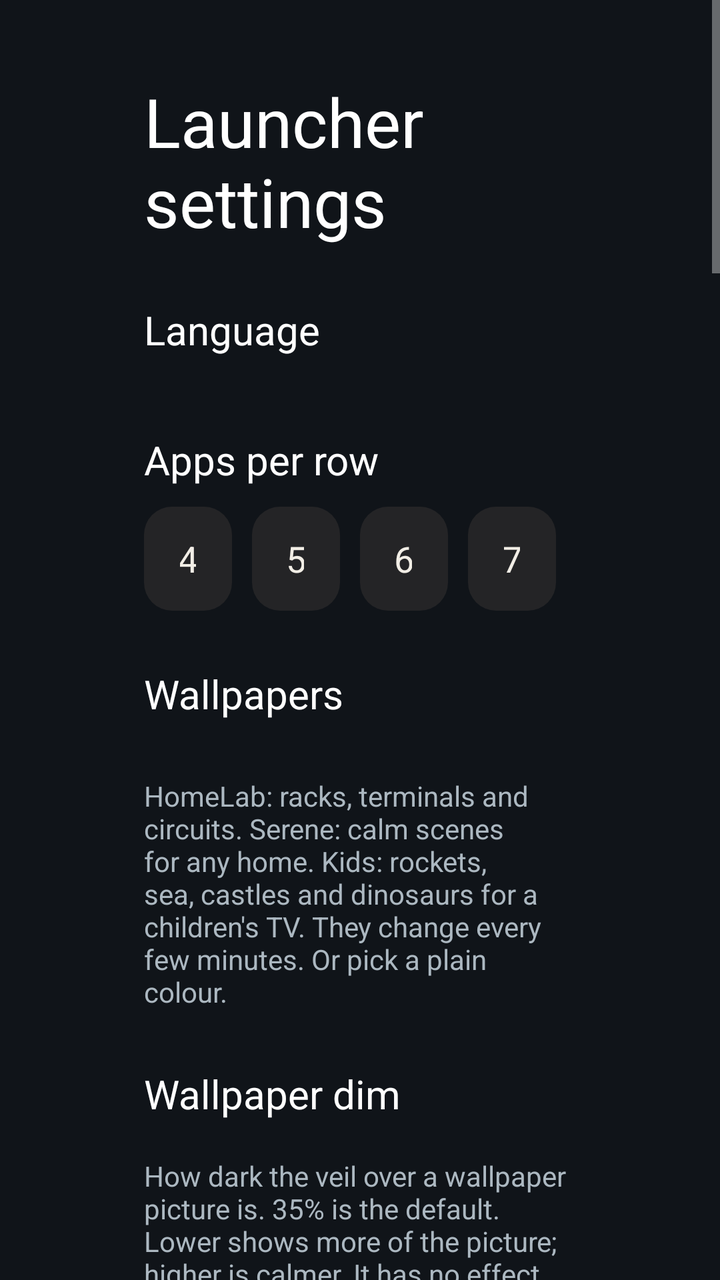
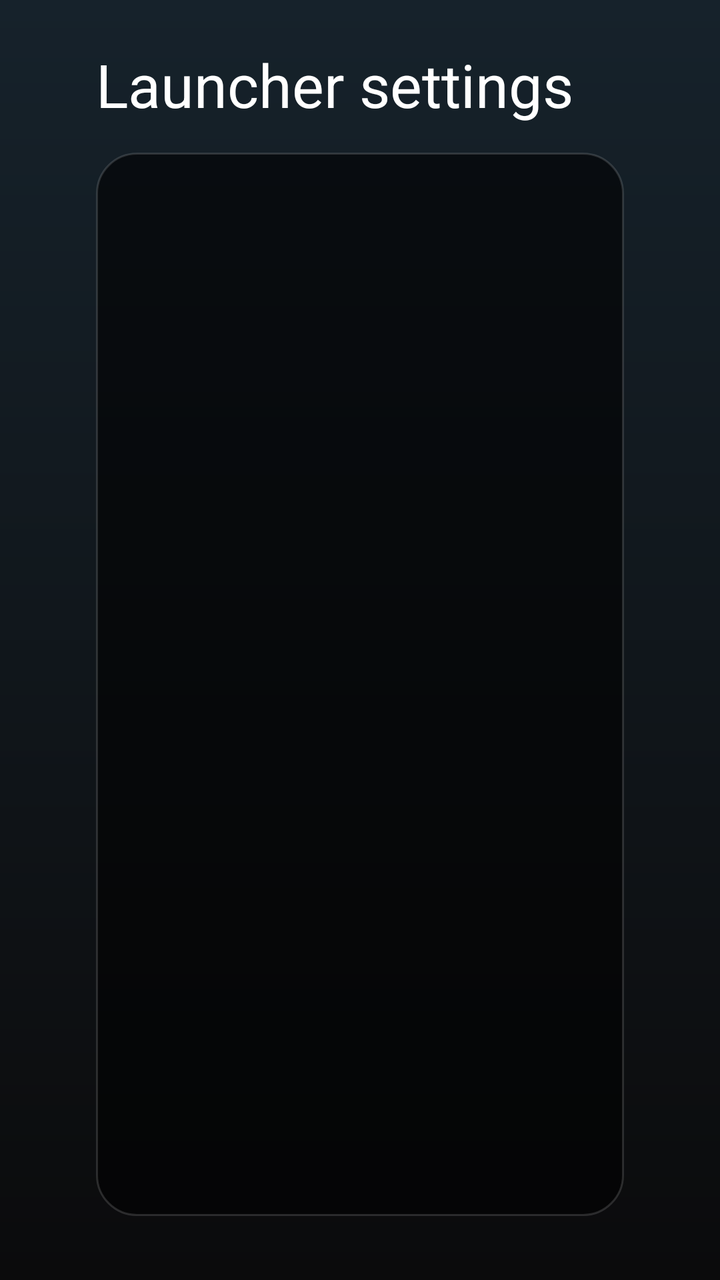

Two renders of the same Android screen: before a commit and after it. Below are the layout's source before the change and the commit's diff.
<!-- AndroidManifest.xml: application theme Theme.TvHome -->
<!-- res/layout/activity_launcher_settings.xml -->
<?xml version="1.0" encoding="utf-8"?>
<ScrollView xmlns:android="http://schemas.android.com/apk/res/android"
    android:layout_width="match_parent"
    android:layout_height="match_parent"
    android:background="#FF101419"
    android:fillViewport="true">

    <LinearLayout
        android:layout_width="match_parent"
        android:layout_height="wrap_content"
        android:orientation="vertical"
        android:paddingStart="72dp"
        android:paddingEnd="72dp"
        android:paddingTop="38dp"
        android:paddingBottom="38dp">

        <TextView
            android:layout_width="match_parent"
            android:layout_height="wrap_content"
            android:text="@string/launcher_settings"
            android:textColor="#FFFFFFFF"
            android:textSize="34sp" />

        <TextView style="@style/SettingsHeading" android:text="@string/language_label" />

        <LinearLayout android:id="@+id/languageRow" style="@style/SettingsChoiceRow" />

        <TextView style="@style/SettingsHeading" android:text="@string/columns_label" />

        <LinearLayout style="@style/SettingsChoiceRow">

            <TextView android:id="@+id/columns4" style="@style/SettingsColumnChoice" android:text="4" />
            <TextView android:id="@+id/columns5" style="@style/SettingsColumnChoice" android:text="5" />
            <TextView android:id="@+id/columns6" style="@style/SettingsColumnChoice" android:text="6" />
            <TextView android:id="@+id/columns7" style="@style/SettingsColumnChoice" android:text="7" />
        </LinearLayout>

        <TextView style="@style/SettingsHeading" android:text="@string/wallpapers_label" />

        <LinearLayout android:id="@+id/wallpaperRow" style="@style/SettingsChoiceRow" />

        <LinearLayout android:id="@+id/colourRow" style="@style/SettingsChoiceRow" />

        <TextView style="@style/SettingsHint" android:text="@string/wallpapers_hint" />

        <TextView style="@style/SettingsHeading" android:text="@string/wallpaper_dim_label" />

        <LinearLayout android:id="@+id/wallpaperDimRow" style="@style/SettingsChoiceRow" />

        <TextView style="@style/SettingsHint" android:text="@string/wallpaper_dim_hint" />

        <TextView style="@style/SettingsHeading" android:text="@string/cards_label" />

        <LinearLayout android:id="@+id/cardsRow" style="@style/SettingsChoiceRow" />

        <TextView style="@style/SettingsHint" android:text="@string/cards_hint" />

        <TextView style="@style/SettingsHeading" android:text="@string/text_size_label" />

        <LinearLayout android:id="@+id/textSizeRow" style="@style/SettingsChoiceRow" />

        <TextView style="@style/SettingsHint" android:text="@string/text_size_hint" />

        <TextView style="@style/SettingsHeading" android:text="@string/dock_position_label" />

        <LinearLayout android:id="@+id/dockPositionRow" style="@style/SettingsChoiceRow" />

        <TextView style="@style/SettingsHint" android:text="@string/dock_position_hint" />

        <TextView style="@style/SettingsHeading" android:text="@string/dock_style_label" />

        <LinearLayout android:id="@+id/dockStyleRow" style="@style/SettingsChoiceRow" />

        <TextView style="@style/SettingsHint" android:text="@string/dock_style_hint" />

        <TextView style="@style/SettingsHeading" android:text="@string/tile_corners_label" />

        <LinearLayout android:id="@+id/tileCornersRow" style="@style/SettingsChoiceRow" />

        <TextView style="@style/SettingsHint" android:text="@string/tile_corners_hint" />

        <TextView style="@style/SettingsHeading" android:text="@string/clock_style_label" />

        <LinearLayout android:id="@+id/clockStyleRow" style="@style/SettingsChoiceRow" />

        <TextView style="@style/SettingsHint" android:text="@string/clock_style_hint" />

        <TextView style="@style/SettingsHeading" android:text="@string/digits_label" />

        <LinearLayout android:id="@+id/digitsRow" style="@style/SettingsChoiceRow" />

        <TextView style="@style/SettingsHint" android:text="@string/digits_hint" />

        <TextView style="@style/SettingsHeading" android:text="@string/prayer_method_label" />

        <TextView
            android:id="@+id/prayerMethodChoice"
            style="@style/SettingsRow"
            android:layout_marginTop="12dp" />

        <LinearLayout android:id="@+id/asrRow" style="@style/SettingsChoiceRow" />

        <TextView style="@style/SettingsHint" android:text="@string/prayer_method_hint" />

        <TextView style="@style/SettingsHeading" android:text="@string/prayer_alert_label" />

        <LinearLayout android:id="@+id/prayerAlertRow" style="@style/SettingsChoiceRow" />

        <TextView style="@style/SettingsHint" android:text="@string/prayer_alert_hint" />

        <TextView style="@style/SettingsHeading" android:text="@string/hijri_shift_label" />

        <LinearLayout android:id="@+id/hijriShiftRow" style="@style/SettingsChoiceRow" />

        <TextView style="@style/SettingsHint" android:text="@string/hijri_shift_hint" />

        <TextView
            android:id="@+id/clubsChoice"
            style="@style/SettingsRow"
            android:layout_marginTop="12dp" />

        <TextView
            android:id="@+id/hiddenAppsChoice"
            style="@style/SettingsRow"
            android:layout_marginTop="12dp" />

        <TextView style="@style/SettingsHeading" android:text="@string/motion_label" />

        <LinearLayout android:id="@+id/motionRow" style="@style/SettingsChoiceRow" />

        <TextView style="@style/SettingsHint" android:text="@string/motion_hint" />

        <TextView
            android:id="@+id/followThemeChoice"
            style="@style/SettingsRow"
            android:layout_marginTop="28dp"
            android:text="@string/follow_theme" />

        <TextView style="@style/SettingsHint" android:text="@string/follow_theme_hint" />

        <TextView
            android:id="@+id/defaultHomeChoice"
            style="@style/SettingsRow"
            android:layout_marginTop="28dp"
            android:text="@string/home_settings" />

        <TextView style="@style/SettingsHint" android:text="@string/home_settings_help" />

        <TextView
            android:id="@+id/tvSettingsChoice"
            style="@style/SettingsRow"
            android:layout_marginTop="18dp"
            android:text="@string/tv_settings" />
    </LinearLayout>
</ScrollView>
<!-- resources referenced by this layout -->
<resources>
  <string name="cards_hint">Turn each card on or off. Green means it shows.</string>
  <string name="cards_label">Cards on the home screen</string>
  <string name="clock_style_hint">Glass puts the time on a small glass capsule.</string>
  <string name="clock_style_label">Clock style</string>
  <string name="columns_label">Apps per row</string>
  <string name="digits_hint">The numbers on the home screen and the screensaver: the clock, the dates, prayer times, scores and temperatures. On the English screen the clock is drawn in Outfit, which has no Arabic-Indic digits, so the font of the TV supplies them.</string>
  <string name="digits_label">Digits</string>
  <string name="dock_position_hint">Where your favourite apps are: in a row at the bottom, or in a column at the side with the other apps beside it: on the right on the English screen and on the left on the Arabic one. The column fits about four or five apps and scrolls for more; the cards above get one place fewer.</string>
  <string name="dock_position_label">Dock position</string>
  <string name="dock_style_hint">The plate behind your favourite apps. Band is the flat look of 2.9; floating glass is lighter and takes the colour of the focused app.</string>
  <string name="dock_style_label">Dock style</string>
  <string name="follow_theme">Follow theme (reset on-TV choices)</string>
  <string name="follow_theme_hint">Uses the current theme or built-in layout and motion settings. Pushing or resetting a theme also clears your on-TV choices.</string>
  <string name="hijri_shift_hint">Days added to the Hijri date, for a country that follows moon sighting. It also moves the start of Ramadan. Shown on the home screen and the screensaver.</string>
  <string name="hijri_shift_label">Hijri date</string>
  <string name="home_settings">Choose default home</string>
  <string name="home_settings_help">Select your original home to stop using CleanYourTV as Home, or CleanYourTV to switch back. The original launcher must be enabled and your TV must provide a home picker; use the restore script first if it was disabled.</string>
  <string name="language_label">Language</string>
  <string name="motion_hint">Calm: soft fades. Lively: tiles lift and icons zoom, which uses more memory. Off: no animation, best on slow TVs.</string>
  <string name="motion_label">Motion</string>
  <string name="prayer_alert_hint">For a few minutes after a prayer time, the prayer card says it is time for that prayer. No sound.</string>
  <string name="prayer_alert_label">Prayer alert</string>
  <string name="prayer_method_hint">Computed on the TV by the method you pick. A method gives that method\'s times, which can differ by a few minutes from a printed calendar; prayer_adjust in config.json shifts each time by minutes.</string>
  <string name="prayer_method_label">Prayer times</string>
  <string name="text_size_hint">The cards on the home screen: small shows 5, medium 4, large 3. When there are more, the last place shows the rest in turn.</string>
  <string name="text_size_label">Text size</string>
  <string name="tile_corners_hint">How round the app tiles, the highlight and the dock plate are.</string>
  <string name="tile_corners_label">Tile corners</string>
  <string name="tv_settings">TV system settings</string>
  <string name="wallpaper_dim_hint">How dark the veil over a wallpaper picture is. 35% is the default. Lower shows more of the picture; higher is calmer. It has no effect with a plain colour.</string>
  <string name="wallpaper_dim_label">Wallpaper dim</string>
  <string name="wallpapers_hint">HomeLab: racks, terminals and circuits. Serene: calm scenes for any home. Kids: rockets, sea, castles and dinosaurs for a children\'s TV. They change every few minutes. Or pick a plain colour.</string>
  <string name="wallpapers_label">Wallpapers</string>
  <style name="SettingsChoiceRow">
          <item name="android:layout_width">match_parent</item>
          <item name="android:layout_height">wrap_content</item>
          <item name="android:layout_marginTop">10dp</item>
          <item name="android:orientation">horizontal</item>
      </style>
  <style name="SettingsColumnChoice" parent="SettingsRow">
          <item name="android:layout_width">0dp</item>
          <item name="android:layout_weight">1</item>
          <item name="android:layout_marginEnd">10dp</item>
          <item name="android:gravity">center</item>
      </style>
  <style name="SettingsHeading">
          <item name="android:layout_width">match_parent</item>
          <item name="android:layout_height">wrap_content</item>
          <item name="android:layout_marginTop">28dp</item>
          <item name="android:textColor">#FFFFFFFF</item>
          <item name="android:textSize">20sp</item>
      </style>
  <style name="SettingsHint">
          <item name="android:layout_width">match_parent</item>
          <item name="android:layout_height">wrap_content</item>
          <item name="android:layout_marginTop">8dp</item>
          <item name="android:textColor">#FFACB8C1</item>
          <item name="android:textSize">14sp</item>
      </style>
  <style name="SettingsRow">
          <item name="android:layout_width">match_parent</item>
          <item name="android:layout_height">52dp</item>
          <item name="android:gravity">center_vertical</item>
          <item name="android:paddingStart">18dp</item>
          <item name="android:paddingEnd">18dp</item>
          <item name="android:background">@drawable/settings_choice_bg</item>
          <item name="android:textColor">@color/theme_sand</item>
          <item name="android:textSize">18sp</item>
          <item name="android:focusable">true</item>
          <item name="android:clickable">true</item>
      </style>
  <!-- drawable settings_choice_bg (drawable) -->
  <?xml version="1.0" encoding="utf-8"?>
  <selector xmlns:android="http://schemas.android.com/apk/res/android">
      <item android:state_focused="true">
          <shape android:shape="rectangle">
              <solid android:color="#40F2EEE6" />
              <corners android:radius="14dp" />
              <stroke android:width="2dp" android:color="@color/theme_focus" />
          </shape>
      </item>
      <item android:state_selected="true">
          <shape android:shape="rectangle">
              <solid android:color="#3357D294" />
              <corners android:radius="14dp" />
              <stroke android:width="1dp" android:color="@color/theme_green" />
          </shape>
      </item>
      <item>
          <shape android:shape="rectangle">
              <solid android:color="@color/theme_surface_200" />
              <corners android:radius="14dp" />
          </shape>
      </item>
  </selector>
  <color name="theme_sand">#FFF2EEE6</color>
  <color name="theme_focus">#FFF2EEE6</color>
  <color name="theme_green">#FF57D294</color>
  <color name="theme_surface_200">#FF242426</color>
  <!-- unchanged entries left out for length: 3 -->
</resources>

<!-- the commit's change to res/layout/activity_launcher_settings.xml (unified diff, before → after) -->
@@ -1,155 +1,92 @@
 <?xml version="1.0" encoding="utf-8"?>
-<ScrollView xmlns:android="http://schemas.android.com/apk/res/android"
+<FrameLayout xmlns:android="http://schemas.android.com/apk/res/android"
+    android:id="@+id/settingsRoot"
     android:layout_width="match_parent"
     android:layout_height="match_parent"
-    android:background="#FF101419"
-    android:fillViewport="true">
+    android:background="@drawable/settings_bg"
+    android:clipChildren="false">
 
     <LinearLayout
         android:layout_width="match_parent"
-        android:layout_height="wrap_content"
+        android:layout_height="match_parent"
+        android:clipChildren="false"
         android:orientation="vertical"
-        android:paddingStart="72dp"
-        android:paddingEnd="72dp"
-        android:paddingTop="38dp"
-        android:paddingBottom="38dp">
+        android:paddingStart="48dp"
+        android:paddingEnd="48dp"
+        android:paddingTop="22dp"
+        android:paddingBottom="20dp">
 
-        <TextView
+        <LinearLayout
+            android:id="@+id/headerRow"
             android:layout_width="match_parent"
             android:layout_height="wrap_content"
-            android:text="@string/launcher_settings"
-            android:textColor="#FFFFFFFF"
-            android:textSize="34sp" />
+            android:gravity="center_vertical"
+            android:orientation="horizontal">
 
-        <TextView style="@style/SettingsHeading" android:text="@string/language_label" />
+            <TextView
+                android:id="@+id/settingsTitle"
+                android:layout_width="0dp"
+                android:layout_height="wrap_content"
+                android:layout_weight="1"
+                android:ellipsize="end"
+                android:maxLines="1"
+                android:text="@string/launcher_settings"
+                android:textColor="#FFFFFFFF"
+                android:textSize="30sp" />
 
-        <LinearLayout android:id="@+id/languageRow" style="@style/SettingsChoiceRow" />
-
-        <TextView style="@style/SettingsHeading" android:text="@string/columns_label" />
-
-        <LinearLayout style="@style/SettingsChoiceRow">
-
-            <TextView android:id="@+id/columns4" style="@style/SettingsColumnChoice" android:text="4" />
-            <TextView android:id="@+id/columns5" style="@style/SettingsColumnChoice" android:text="5" />
-            <TextView android:id="@+id/columns6" style="@style/SettingsColumnChoice" android:text="6" />
-            <TextView android:id="@+id/columns7" style="@style/SettingsColumnChoice" android:text="7" />
+            <LinearLayout
+                android:id="@+id/tabStrip"
+                android:layout_width="wrap_content"
+                android:layout_height="wrap_content"
+                android:orientation="horizontal" />
         </LinearLayout>
 
-        <TextView style="@style/SettingsHeading" android:text="@string/wallpapers_label" />
+        <LinearLayout
+            android:layout_width="match_parent"
+            android:layout_height="0dp"
+            android:layout_marginTop="14dp"
+            android:layout_weight="1"
+            android:background="@drawable/settings_card_bg"
+            android:orientation="vertical"
+            android:padding="18dp">
 
-        <LinearLayout android:id="@+id/wallpaperRow" style="@style/SettingsChoiceRow" />
+            <ScrollView
+                android:id="@+id/sectionScroll"
+                android:layout_width="match_parent"
+                android:layout_height="0dp"
+                android:layout_weight="1"
+                android:clipToPadding="false"
+                android:fadingEdgeLength="28dp"
+                android:paddingStart="8dp"
+                android:paddingTop="4dp"
+                android:paddingEnd="8dp"
+                android:paddingBottom="4dp"
+                android:requiresFadingEdge="vertical"
+                android:scrollbars="none">
 
-        <LinearLayout android:id="@+id/colourRow" style="@style/SettingsChoiceRow" />
+                <FrameLayout
+                    android:id="@+id/sectionHost"
+                    android:layout_width="match_parent"
+                    android:layout_height="wrap_content" />
+            </ScrollView>
 
-        <TextView style="@style/SettingsHint" android:text="@string/wallpapers_hint" />
+            <TextView
+                android:id="@+id/explainLine"
+                android:layout_width="match_parent"
+                android:layout_height="58dp"
+                android:layout_marginTop="8dp"
+                android:ellipsize="end"
+                android:maxLines="3"
+                android:textColor="#FFC9D3DA"
+                android:textSize="14sp" />
+        </LinearLayout>
 
-        <TextView style="@style/SettingsHeading" android:text="@string/wallpaper_dim_label" />
-
-        <LinearLayout android:id="@+id/wallpaperDimRow" style="@style/SettingsChoiceRow" />
-
-        <TextView style="@style/SettingsHint" android:text="@string/wallpaper_dim_hint" />
-
-        <TextView style="@style/SettingsHeading" android:text="@string/cards_label" />
-
-        <LinearLayout android:id="@+id/cardsRow" style="@style/SettingsChoiceRow" />
-
-        <TextView style="@style/SettingsHint" android:text="@string/cards_hint" />
-
-        <TextView style="@style/SettingsHeading" android:text="@string/text_size_label" />
-
-        <LinearLayout android:id="@+id/textSizeRow" style="@style/SettingsChoiceRow" />
-
-        <TextView style="@style/SettingsHint" android:text="@string/text_size_hint" />
-
-        <TextView style="@style/SettingsHeading" android:text="@string/dock_position_label" />
-
-        <LinearLayout android:id="@+id/dockPositionRow" style="@style/SettingsChoiceRow" />
-
-        <TextView style="@style/SettingsHint" android:text="@string/dock_position_hint" />
-
-        <TextView style="@style/SettingsHeading" android:text="@string/dock_style_label" />
-
-        <LinearLayout android:id="@+id/dockStyleRow" style="@style/SettingsChoiceRow" />
-
-        <TextView style="@style/SettingsHint" android:text="@string/dock_style_hint" />
-
-        <TextView style="@style/SettingsHeading" android:text="@string/tile_corners_label" />
-
-        <LinearLayout android:id="@+id/tileCornersRow" style="@style/SettingsChoiceRow" />
-
-        <TextView style="@style/SettingsHint" android:text="@string/tile_corners_hint" />
-
-        <TextView style="@style/SettingsHeading" android:text="@string/clock_style_label" />
-
-        <LinearLayout android:id="@+id/clockStyleRow" style="@style/SettingsChoiceRow" />
-
-        <TextView style="@style/SettingsHint" android:text="@string/clock_style_hint" />
-
-        <TextView style="@style/SettingsHeading" android:text="@string/digits_label" />
-
-        <LinearLayout android:id="@+id/digitsRow" style="@style/SettingsChoiceRow" />
-
-        <TextView style="@style/SettingsHint" android:text="@string/digits_hint" />
-
-        <TextView style="@style/SettingsHeading" android:text="@string/prayer_method_label" />
-
-        <TextView
-            android:id="@+id/prayerMethodChoice"
-            style="@style/SettingsRow"
-            android:layout_marginTop="12dp" />
-
-        <LinearLayout android:id="@+id/asrRow" style="@style/SettingsChoiceRow" />
-
-        <TextView style="@style/SettingsHint" android:text="@string/prayer_method_hint" />
-
-        <TextView style="@style/SettingsHeading" android:text="@string/prayer_alert_label" />
-
-        <LinearLayout android:id="@+id/prayerAlertRow" style="@style/SettingsChoiceRow" />
-
-        <TextView style="@style/SettingsHint" android:text="@string/prayer_alert_hint" />
-
-        <TextView style="@style/SettingsHeading" android:text="@string/hijri_shift_label" />
-
-        <LinearLayout android:id="@+id/hijriShiftRow" style="@style/SettingsChoiceRow" />
-
-        <TextView style="@style/SettingsHint" android:text="@string/hijri_shift_hint" />
-
-        <TextView
-            android:id="@+id/clubsChoice"
-            style="@style/SettingsRow"
-            android:layout_marginTop="12dp" />
-
-        <TextView
-            android:id="@+id/hiddenAppsChoice"
-            style="@style/SettingsRow"
-            android:layout_marginTop="12dp" />
-
-        <TextView style="@style/SettingsHeading" android:text="@string/motion_label" />
-
-        <LinearLayout android:id="@+id/motionRow" style="@style/SettingsChoiceRow" />
-
-        <TextView style="@style/SettingsHint" android:text="@string/motion_hint" />
-
-        <TextView
-            android:id="@+id/followThemeChoice"
-            style="@style/SettingsRow"
-            android:layout_marginTop="28dp"
-            android:text="@string/follow_theme" />
-
-        <TextView style="@style/SettingsHint" android:text="@string/follow_theme_hint" />
-
-        <TextView
-            android:id="@+id/defaultHomeChoice"
-            style="@style/SettingsRow"
-            android:layout_marginTop="28dp"
-            android:text="@string/home_settings" />
-
-        <TextView style="@style/SettingsHint" android:text="@string/home_settings_help" />
-
-        <TextView
-            android:id="@+id/tvSettingsChoice"
-            style="@style/SettingsRow"
-            android:layout_marginTop="18dp"
-            android:text="@string/tv_settings" />
+        <LinearLayout
+            android:id="@+id/footerRow"
+            android:clipChildren="false"
+            android:layout_width="match_parent"
+            android:layout_height="wrap_content"
+            android:layout_marginTop="12dp"
+            android:orientation="horizontal" />
     </LinearLayout>
-</ScrollView>
+</FrameLayout>
<!-- resource entries referenced after the edit -->
@@ -1,104 +1,18 @@
 <!-- resources referenced by this layout -->
 <resources>
-  <string name="cards_hint">Turn each card on or off. Green means it shows.</string>
-  <string name="cards_label">Cards on the home screen</string>
-  <string name="clock_style_hint">Glass puts the time on a small glass capsule.</string>
-  <string name="clock_style_label">Clock style</string>
-  <string name="columns_label">Apps per row</string>
-  <string name="digits_hint">The numbers on the home screen and the screensaver: the clock, the dates, prayer times, scores and temperatures. On the English screen the clock is drawn in Outfit, which has no Arabic-Indic digits, so the font of the TV supplies them.</string>
-  <string name="digits_label">Digits</string>
-  <string name="dock_position_hint">Where your favourite apps are: in a row at the bottom, or in a column at the side with the other apps beside it: on the right on the English screen and on the left on the Arabic one. The column fits about four or five apps and scrolls for more; the cards above get one place fewer.</string>
-  <string name="dock_position_label">Dock position</string>
-  <string name="dock_style_hint">The plate behind your favourite apps. Band is the flat look of 2.9; floating glass is lighter and takes the colour of the focused app.</string>
-  <string name="dock_style_label">Dock style</string>
-  <string name="follow_theme">Follow theme (reset on-TV choices)</string>
-  <string name="follow_theme_hint">Uses the current theme or built-in layout and motion settings. Pushing or resetting a theme also clears your on-TV choices.</string>
-  <string name="hijri_shift_hint">Days added to the Hijri date, for a country that follows moon sighting. It also moves the start of Ramadan. Shown on the home screen and the screensaver.</string>
-  <string name="hijri_shift_label">Hijri date</string>
-  <string name="home_settings">Choose default home</string>
-  <string name="home_settings_help">Select your original home to stop using CleanYourTV as Home, or CleanYourTV to switch back. The original launcher must be enabled and your TV must provide a home picker; use the restore script first if it was disabled.</string>
-  <string name="language_label">Language</string>
-  <string name="motion_hint">Calm: soft fades. Lively: tiles lift and icons zoom, which uses more memory. Off: no animation, best on slow TVs.</string>
-  <string name="motion_label">Motion</string>
-  <string name="prayer_alert_hint">For a few minutes after a prayer time, the prayer card says it is time for that prayer. No sound.</string>
-  <string name="prayer_alert_label">Prayer alert</string>
-  <string name="prayer_method_hint">Computed on the TV by the method you pick. A method gives that method\'s times, which can differ by a few minutes from a printed calendar; prayer_adjust in config.json shifts each time by minutes.</string>
-  <string name="prayer_method_label">Prayer times</string>
-  <string name="text_size_hint">The cards on the home screen: small shows 5, medium 4, large 3. When there are more, the last place shows the rest in turn.</string>
-  <string name="text_size_label">Text size</string>
-  <string name="tile_corners_hint">How round the app tiles, the highlight and the dock plate are.</string>
-  <string name="tile_corners_label">Tile corners</string>
-  <string name="tv_settings">TV system settings</string>
-  <string name="wallpaper_dim_hint">How dark the veil over a wallpaper picture is. 35% is the default. Lower shows more of the picture; higher is calmer. It has no effect with a plain colour.</string>
-  <string name="wallpaper_dim_label">Wallpaper dim</string>
-  <string name="wallpapers_hint">HomeLab: racks, terminals and circuits. Serene: calm scenes for any home. Kids: rockets, sea, castles and dinosaurs for a children\'s TV. They change every few minutes. Or pick a plain colour.</string>
-  <string name="wallpapers_label">Wallpapers</string>
-  <style name="SettingsChoiceRow">
-          <item name="android:layout_width">match_parent</item>
-          <item name="android:layout_height">wrap_content</item>
-          <item name="android:layout_marginTop">10dp</item>
-          <item name="android:orientation">horizontal</item>
-      </style>
-  <style name="SettingsColumnChoice" parent="SettingsRow">
-          <item name="android:layout_width">0dp</item>
-          <item name="android:layout_weight">1</item>
-          <item name="android:layout_marginEnd">10dp</item>
-          <item name="android:gravity">center</item>
-      </style>
-  <style name="SettingsHeading">
-          <item name="android:layout_width">match_parent</item>
-          <item name="android:layout_height">wrap_content</item>
-          <item name="android:layout_marginTop">28dp</item>
-          <item name="android:textColor">#FFFFFFFF</item>
-          <item name="android:textSize">20sp</item>
-      </style>
-  <style name="SettingsHint">
-          <item name="android:layout_width">match_parent</item>
-          <item name="android:layout_height">wrap_content</item>
-          <item name="android:layout_marginTop">8dp</item>
-          <item name="android:textColor">#FFACB8C1</item>
-          <item name="android:textSize">14sp</item>
-      </style>
-  <style name="SettingsRow">
-          <item name="android:layout_width">match_parent</item>
-          <item name="android:layout_height">52dp</item>
-          <item name="android:gravity">center_vertical</item>
-          <item name="android:paddingStart">18dp</item>
-          <item name="android:paddingEnd">18dp</item>
-          <item name="android:background">@drawable/settings_choice_bg</item>
-          <item name="android:textColor">@color/theme_sand</item>
-          <item name="android:textSize">18sp</item>
-          <item name="android:focusable">true</item>
-          <item name="android:clickable">true</item>
-      </style>
-  <!-- drawable settings_choice_bg (drawable) -->
+  <!-- drawable settings_bg (drawable) -->
   <?xml version="1.0" encoding="utf-8"?>
-  <selector xmlns:android="http://schemas.android.com/apk/res/android">
-      <item android:state_focused="true">
-          <shape android:shape="rectangle">
-              <solid android:color="#40F2EEE6" />
-              <corners android:radius="14dp" />
-              <stroke android:width="2dp" android:color="@color/theme_focus" />
-          </shape>
-      </item>
-      <item android:state_selected="true">
-          <shape android:shape="rectangle">
-              <solid android:color="#3357D294" />
-              <corners android:radius="14dp" />
-              <stroke android:width="1dp" android:color="@color/theme_green" />
-          </shape>
-      </item>
-      <item>
-          <shape android:shape="rectangle">
-              <solid android:color="@color/theme_surface_200" />
-              <corners android:radius="14dp" />
-          </shape>
-      </item>
-  </selector>
-  <color name="theme_sand">#FFF2EEE6</color>
-  <color name="theme_focus">#FFF2EEE6</color>
-  <color name="theme_green">#FF57D294</color>
-  <color name="theme_surface_200">#FF242426</color>
+  <shape xmlns:android="http://schemas.android.com/apk/res/android" android:shape="rectangle">
+      <gradient android:angle="270" android:startColor="#FF16222B" android:endColor="@color/theme_ground" />
+  </shape>
+  <!-- drawable settings_card_bg (drawable) -->
+  <?xml version="1.0" encoding="utf-8"?>
+  <shape xmlns:android="http://schemas.android.com/apk/res/android" android:shape="rectangle">
+      <solid android:color="#99000000" />
+      <stroke android:width="1dp" android:color="@color/theme_hairline" />
+      <corners android:radius="20dp" />
+  </shape>
+  <color name="theme_hairline">#24FFFFFF</color>
   <!-- unchanged entries left out for length: 3 -->
 </resources>
 
